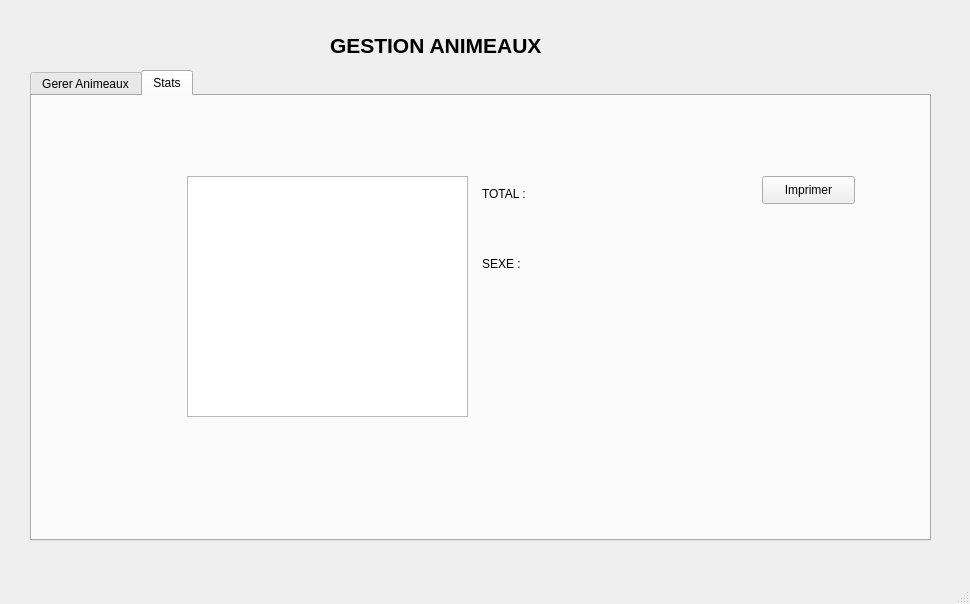
The window that mainwindow.ui (GIlles2608/Spark) describes before a commit, drawn with Qt 5.
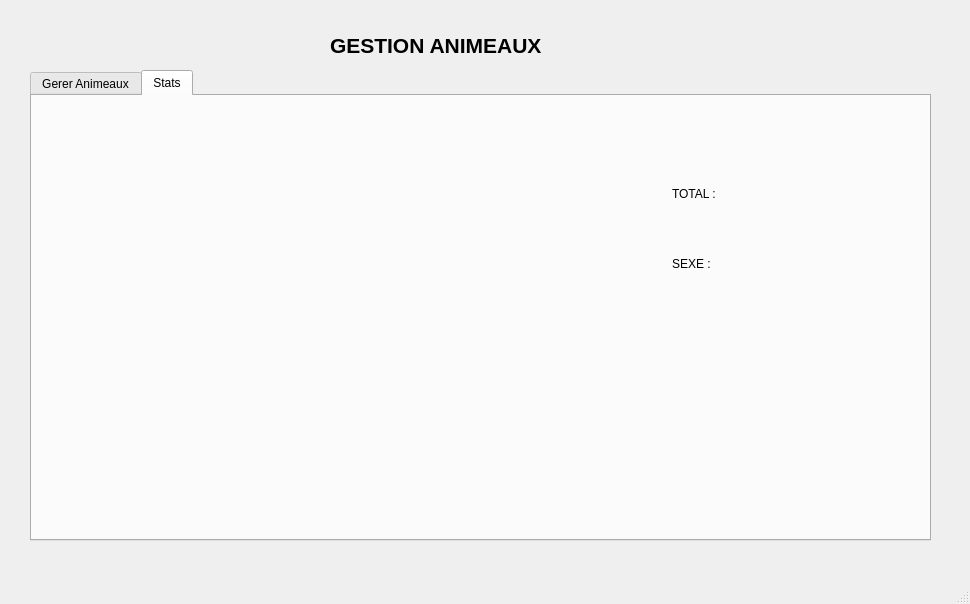
The same window after the commit. The open tabs and pages were chosen to show the change.

What changed in the file:
```diff
--- a/mainwindow.ui
+++ b/mainwindow.ui
@@ -37,7 +37,7 @@
      </rect>
     </property>
     <property name="currentIndex">
-     <number>1</number>
+     <number>0</number>
     </property>
     <widget class="QWidget" name="tab_5">
      <attribute name="title">
@@ -304,26 +304,11 @@
        <string>EDIT</string>
       </property>
      </widget>
-    </widget>
-    <widget class="QWidget" name="tab_6">
-     <attribute name="title">
-      <string>Stats</string>
-     </attribute>
-     <widget class="QTableView" name="an_statTable">
-      <property name="geometry">
-       <rect>
-        <x>155</x>
-        <y>80</y>
-        <width>281</width>
-        <height>241</height>
-       </rect>
-      </property>
-     </widget>
      <widget class="QPushButton" name="an_imprimer">
       <property name="geometry">
        <rect>
-        <x>730</x>
-        <y>80</y>
+        <x>600</x>
+        <y>400</y>
         <width>93</width>
         <height>28</height>
        </rect>
@@ -332,6 +317,11 @@
        <string>Imprimer</string>
       </property>
      </widget>
+    </widget>
+    <widget class="QWidget" name="tab_6">
+     <attribute name="title">
+      <string>Stats</string>
+     </attribute>
      <widget class="QLabel" name="an_total">
       <property name="geometry">
        <rect>
@@ -348,7 +338,7 @@
      <widget class="QLabel" name="label">
       <property name="geometry">
        <rect>
-        <x>450</x>
+        <x>640</x>
         <y>90</y>
         <width>56</width>
         <height>16</height>
@@ -361,7 +351,7 @@
      <widget class="QLabel" name="label_2">
       <property name="geometry">
        <rect>
-        <x>450</x>
+        <x>640</x>
         <y>160</y>
         <width>56</width>
         <height>16</height>
@@ -384,6 +374,17 @@
        <string/>
       </property>
      </widget>
+     <widget class="QFrame" name="horizontalFrame">
+      <property name="geometry">
+       <rect>
+        <x>40</x>
+        <y>30</y>
+        <width>561</width>
+        <height>391</height>
+       </rect>
+      </property>
+      <layout class="QHBoxLayout" name="horizontalLayout"/>
+     </widget>
     </widget>
    </widget>
   </widget>
```
